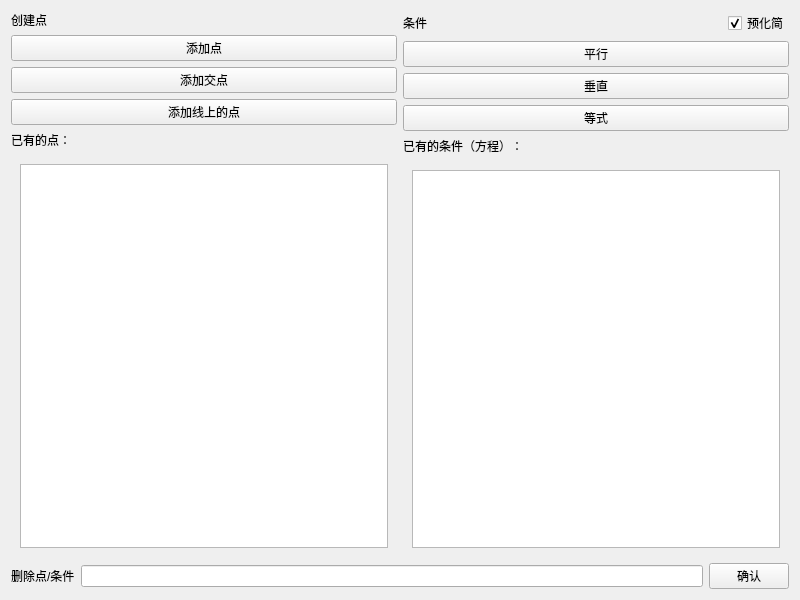
First picture: the form in interfaces/ui_add.ui, repository YuzhenQin/GeometryCalculator, before the edit.
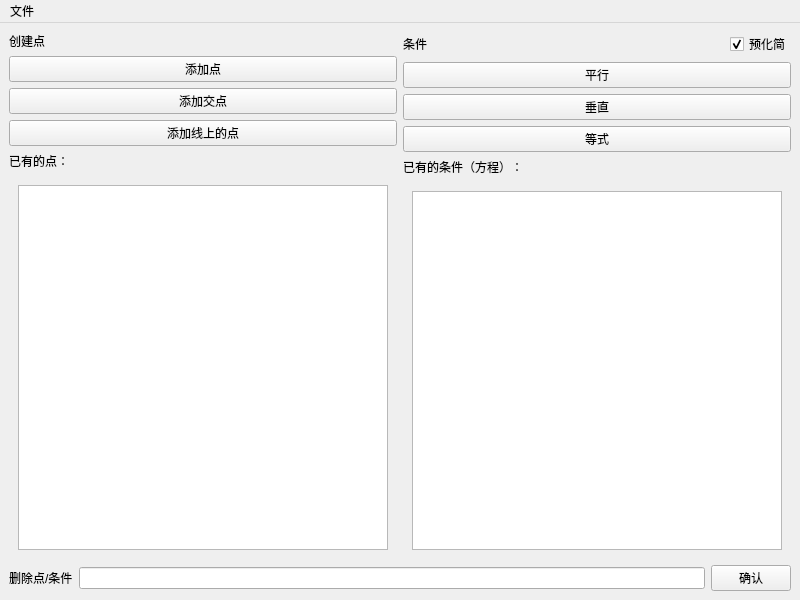
Second picture: the form after the edit. Custom widgets are drawn as their Qt base class.

The edit to the form file:
```diff
--- a/interfaces/ui_add.ui
+++ b/interfaces/ui_add.ui
@@ -1,7 +1,7 @@
 <?xml version="1.0" encoding="UTF-8"?>
 <ui version="4.0">
  <class>Add</class>
- <widget class="QWidget" name="Add">
+ <widget class="QMainWindow" name="Add">
   <property name="geometry">
    <rect>
     <x>0</x>
@@ -13,6 +13,7 @@
   <property name="windowTitle">
    <string>Form</string>
   </property>
+  <widget class="QWidget" name="centralwidget">
   <layout class="QGridLayout" name="gridLayout_6">
    <item row="0" column="0">
     <layout class="QGridLayout" name="gridLayout_2">
@@ -457,6 +458,35 @@
     </layout>
    </item>
   </layout>
+  </widget>
+  <widget class="QMenuBar" name="menubar">
+   <property name="geometry">
+    <rect>
+     <x>0</x>
+     <y>0</y>
+     <width>800</width>
+     <height>21</height>
+    </rect>
+   </property>
+   <widget class="QMenu" name="menu">
+    <property name="title">
+     <string>文件</string>
+    </property>
+    <addaction name="action"/>
+    <addaction name="action_2"/>
+   </widget>
+   <addaction name="menu"/>
+  </widget>
+  <action name="action">
+   <property name="text">
+    <string>保存</string>
+   </property>
+  </action>
+  <action name="action_2">
+   <property name="text">
+    <string>打开</string>
+   </property>
+  </action>
  </widget>
  <customwidgets>
   <customwidget>
```
Left out of the diff: 2 changed lines with no effect on the pictures. Lines whose indentation alone changed are shown as unchanged.
